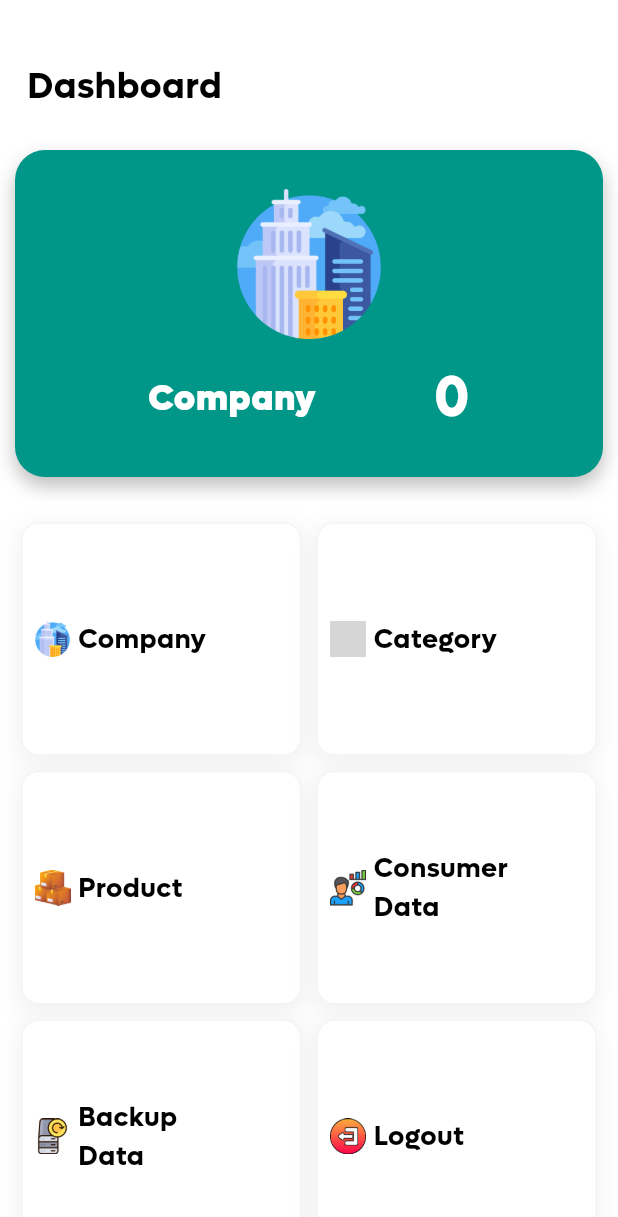
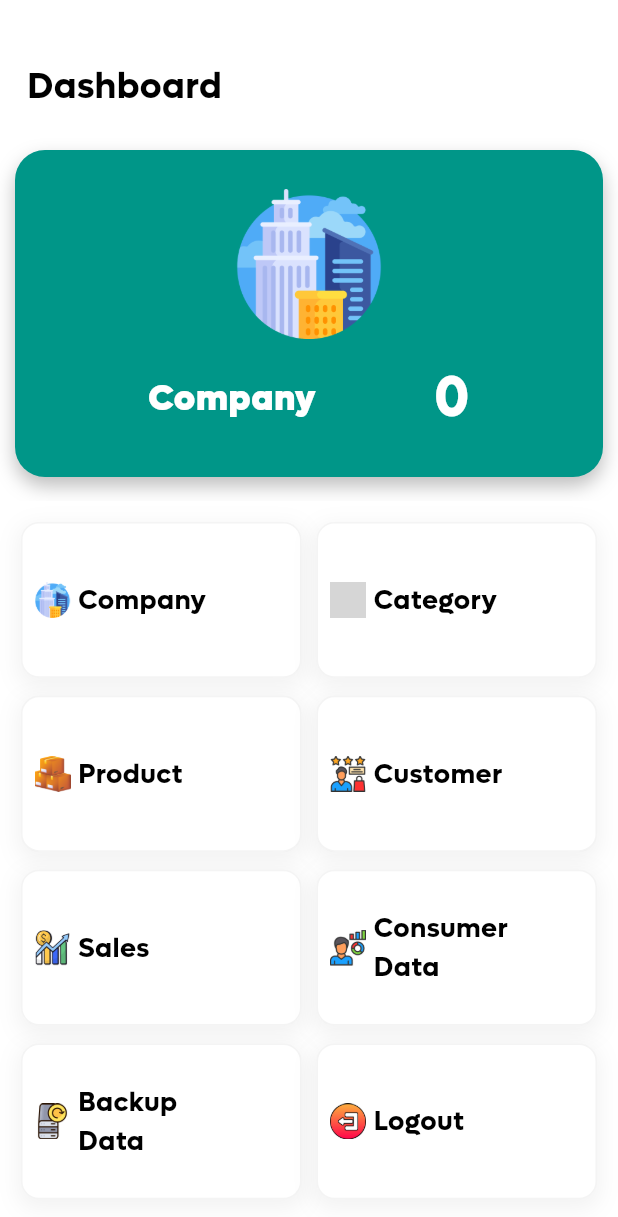
Before and after one commit to hasooDev/munshi_sohail_auto, a Flutter app: the AdminScreen screen opened by its route, on a phone screen of 412 x 824 dp. Shown: the top 1217 px of the screen. Run offline on Flutter 3.47's test engine with Material 3 defaults, Android fonts, the phone set to English and light mode, and no system bars; our stand-ins replace carousel_slider, file_picker, flutter_animate, flutter_spinkit, get, image_picker and 6 more; missing offline and left inert: device_frame_plus; accounts and stored records are empty; project files that could hold a hidden picture were left out; grey boxes are pictures that could not be loaded.

Commit message:
updated the issue of the restore images issue

```diff
--- a/lib/features/screen/admin/admin_screen.dart
+++ b/lib/features/screen/admin/admin_screen.dart
@@ -98,16 +98,16 @@ class _AdminScreenState extends State<AdminScreen> {
                         number: productController.productList.length,
                         iconPath: AppIcons.colorProduct,
                       ),
-                      // GridItem(
-                      //   title: 'Customer',
-                      //   number: 0,
-                      //   iconPath: AppIcons.colorCustomer,
-                      // ),
-                      // GridItem(
-                      //   title: 'Sales',
-                      //   number: 0,
-                      //   iconPath: AppIcons.colorSales,
-                      // ),
+                      GridItem(
+                        title: 'Customer',
+                        number: 0,
+                        iconPath: AppIcons.colorCustomer,
+                      ),
+                      GridItem(
+                        title: 'Sales',
+                        number: 0,
+                        iconPath: AppIcons.colorSales,
+                      ),
                       GridItem(
                         title: 'Consumer Data',
                         number: consumerController.consumerList.length,
--- a/lib/features/screen/auth/splash_screen.dart
+++ b/lib/features/screen/auth/splash_screen.dart
@@ -28,7 +28,7 @@ class SplashScreen extends StatelessWidget {
                 child: Padding(
                   padding: const EdgeInsets.only(bottom: 68.0),
                   child: Column(
-                    mainAxisSize: MainAxisSize.min,
+
 
                     mainAxisAlignment: MainAxisAlignment.center,
 
@@ -44,7 +44,7 @@ class SplashScreen extends StatelessWidget {
 
                         text: AppStrings.appName,
                         color: Colors.white,
-                        fontSize: 30,
+                        fontSize: 35,
                         textAlign: TextAlign.center,
 
                         fontWeight: FontWeight.w900,
--- a/lib/widgets/admin_item_card.dart
+++ b/lib/widgets/admin_item_card.dart
@@ -29,16 +29,16 @@ class AdminItemCard extends StatelessWidget {
         "iconPath": AppIcons.colorProduct,
         "onTap": () => Get.toNamed(AppRoutes.product),
       },
-      // {
-      //   "title": "Customer",
-      //   "iconPath": AppIcons.colorCustomer,
-      //   "onTap": () => Get.toNamed(AppRoutes.customer),
-      // },
-      // {
-      //   "title": "Sales",
-      //   "iconPath": AppIcons.colorSales,
-      //   "onTap": () => Get.toNamed(AppRoutes.sales),
-      // },
+      {
+        "title": "Customer",
+        "iconPath": AppIcons.colorCustomer,
+        "onTap": () => Get.toNamed(AppRoutes.customer),
+      },
+      {
+        "title": "Sales",
+        "iconPath": AppIcons.colorSales,
+        "onTap": () => Get.toNamed(AppRoutes.sales),
+      },
       {
         "title": "Consumer\nData",
         "iconPath": AppIcons.colorClient,
@@ -63,8 +63,8 @@ class AdminItemCard extends StatelessWidget {
       gridDelegate: const SliverGridDelegateWithFixedCrossAxisCount(
         crossAxisCount: 2,
         crossAxisSpacing: 10,
-        mainAxisSpacing: 10,
-        childAspectRatio: 1.2,
+        mainAxisSpacing: 12,
+        childAspectRatio: 1.8,
       ),
       itemCount: items.length,
       itemBuilder: (context, index) {
```
